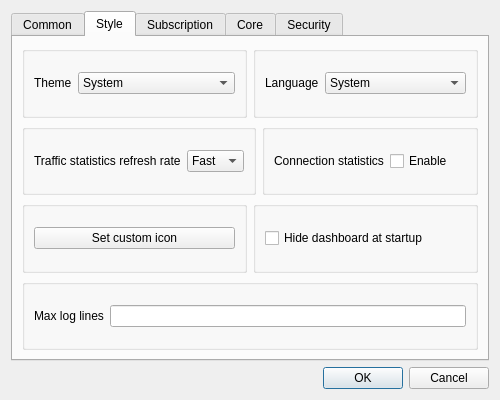
Old version of the form ui/dialog_basic_settings.ui in the repository MatsuriDayo/nekoray.
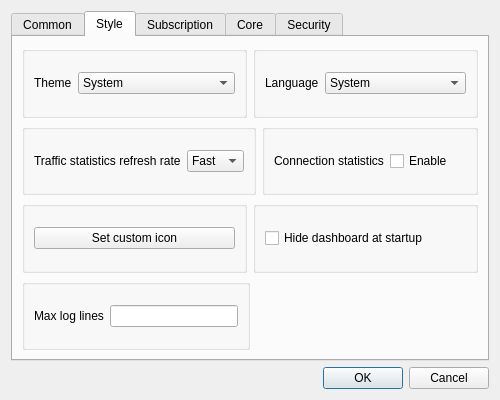
New version of the form. The open tabs and pages were chosen to show the change. Custom widgets are drawn as their Qt base class.

Diff of the .ui file:
```diff
--- a/ui/dialog_basic_settings.ui
+++ b/ui/dialog_basic_settings.ui
@@ -443,6 +443,8 @@
         </layout>
        </item>
        <item row="5" column="0">
+        <layout class="QHBoxLayout" name="horizontalLayout_24" stretch="1,1">
+         <item>
         <widget class="QGroupBox" name="groupBox_2">
          <layout class="QHBoxLayout" name="horizontalLayout_23">
           <item>
@@ -457,6 +459,21 @@
           </item>
          </layout>
         </widget>
+         </item>
+         <item>
+          <spacer name="horizontalSpacer">
+           <property name="orientation">
+            <enum>Qt::Horizontal</enum>
+           </property>
+           <property name="sizeHint" stdset="0">
+            <size>
+             <width>0</width>
+             <height>0</height>
+            </size>
+           </property>
+          </spacer>
+         </item>
+        </layout>
        </item>
       </layout>
      </widget>
```
Left out of the diff: 4 changed lines with no effect on the pictures. Lines whose indentation alone changed are shown as unchanged.
